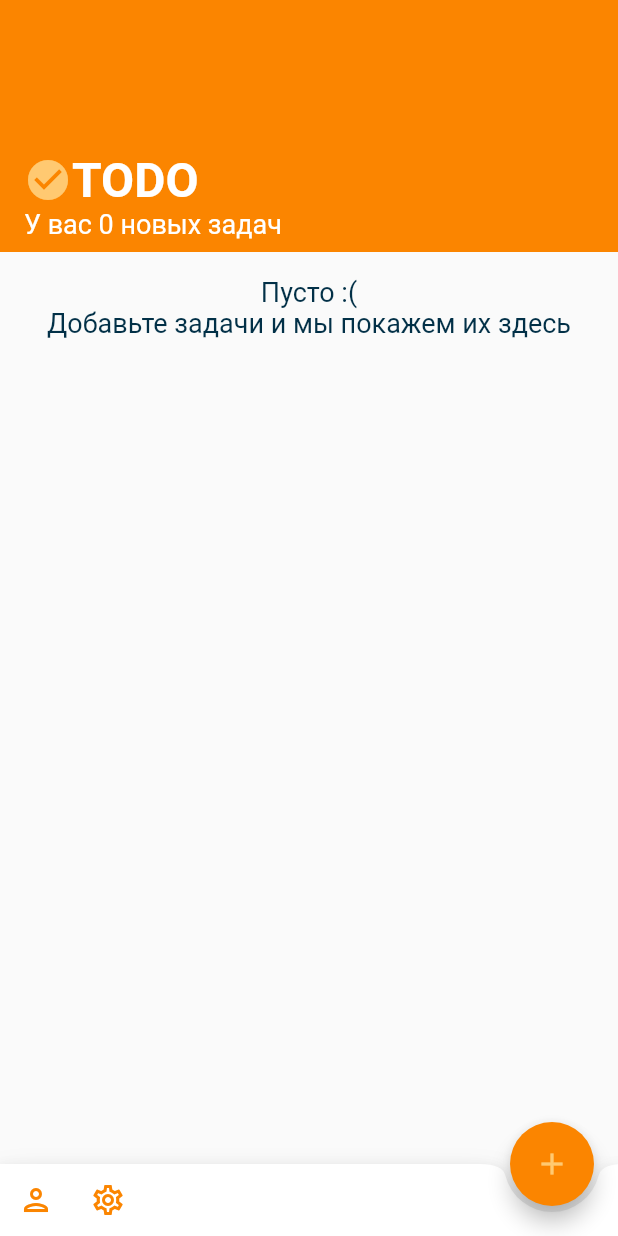
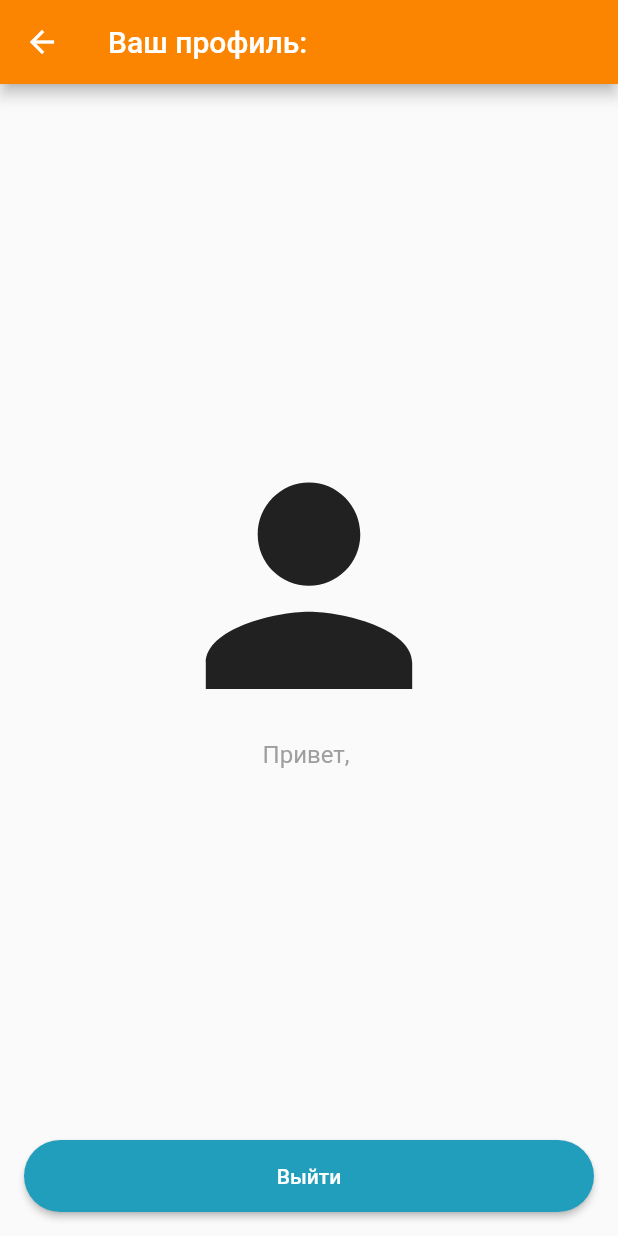
Before and after one commit to ann-who/todo_test_app, a Flutter app: the screen it shows once a user with an empty profile is signed in, after a tap on the "person" icon, on a phone screen of 412 x 824 dp. Run offline on Flutter 3.47's test engine with Material 2 defaults, Android fonts, the phone set to English and light mode, and no system bars; our stand-ins replace cloud_firestore, firebase_auth, firebase_core, flutter_bloc, freezed_annotation, shared_preferences; accounts and stored records are empty; generated files the repository leaves out were written again.

```diff
--- a/lib/business_logic/authentification_bloc/authentification_event.dart
+++ b/lib/business_logic/authentification_bloc/authentification_event.dart
@@ -19,3 +19,7 @@ class UserAuthorized extends AuthentificationEvent {
 class PasswordShowed extends AuthentificationEvent {
   PasswordShowed();
 }
+
+class UserSignedOut extends AuthentificationEvent {
+  UserSignedOut();
+}
--- a/lib/business_logic/authentification_bloc/authentification_state.dart
+++ b/lib/business_logic/authentification_bloc/authentification_state.dart
@@ -7,5 +7,7 @@ class AuthentificationState with _$AuthentificationState {
   const factory AuthentificationState({
     @Default(true) bool obscurePassword,
     @Default(false) bool canAuthorize,
+    @Default(false) bool isAuthorized,
+    @Default('') String email,
   }) = _AuthentificationState;
 }
--- a/lib/business_logic/task_bloc/task_event.dart
+++ b/lib/business_logic/task_bloc/task_event.dart
@@ -23,3 +23,7 @@ class TaskStatusChanged extends TaskEvent {
 
   TaskStatusChanged({required this.task});
 }
+
+class UserSignedOut extends TaskEvent {
+  UserSignedOut();
+}
--- a/lib/business_logic/task_bloc/task_state.dart
+++ b/lib/business_logic/task_bloc/task_state.dart
@@ -7,6 +7,6 @@ class TaskState with _$TaskState {
   const factory TaskState({
     @Default([]) List<TaskModel> tasks,
     @Default(0) int newTasksCounter,
-    @Default(false) bool isLoading,
+    @Default(true) bool isLoading,
   }) = _TaskState;
 }
--- a/lib/data_layer/data_source/tasks_data_source.dart
+++ b/lib/data_layer/data_source/tasks_data_source.dart
@@ -1,4 +1,5 @@
 import 'package:cloud_firestore/cloud_firestore.dart';
+import 'package:firebase_auth/firebase_auth.dart';
 
 import 'package:todo_test_app/data_layer/models/task_model/task_model.dart';
 import 'package:todo_test_app/data_layer/models/task_status.dart';
@@ -7,18 +8,25 @@ class TasksDataSource {
   final tasksDb = FirebaseFirestore.instance.collection('tasks');
 
   Future<List<TaskModel>> loadExistingTasks() async {
-    QuerySnapshot tasks;
+    String userId = FirebaseAuth.instance.currentUser!.uid;
+    QuerySnapshot? tasks;
     List<TaskModel> existingTasks = [];
+
     try {
-      tasks = await tasksDb.orderBy('creationDate', descending: true).get();
+      tasks = await tasksDb
+          .where('userId', isEqualTo: userId)
+          .orderBy('creationDate', descending: true)
+          .get();
+    } on FirebaseException catch (e) {}
 
+    if (tasks == null) {
+      return existingTasks;
+    } else {
       existingTasks = tasks.docs
           .map((doc) => TaskModel.fromJson(doc.data() as Map<String, dynamic>))
           .toList();
 
       return existingTasks;
-    } on FirebaseException catch (e) {
-      throw e;
     }
   }
 
--- a/lib/data_layer/models/task_model/task_model.dart
+++ b/lib/data_layer/models/task_model/task_model.dart
@@ -12,6 +12,7 @@ part 'task_model.g.dart';
 class TaskModel with _$TaskModel {
   const factory TaskModel({
     @Default('') String databaseId,
+    @Default('') String userId,
     required String id,
     required String shortDescription,
     String? detailedDescription,
--- a/lib/main.dart
+++ b/lib/main.dart
@@ -32,7 +32,7 @@ void main() async {
             tasksRepository: TasksRepositoryImplementation(
               tasksDataSource: TasksDataSource(),
             ),
-          )..add(TasksListLoaded()),
+          ),
         ),
         BlocProvider(
           create: (context) => SettingsBloc()..add(SettingsLoaded()),
@@ -57,7 +57,11 @@ class MyApp extends StatelessWidget {
           theme: state.currentTheme == 'light'
               ? AppTheme().lightTheme
               : AppTheme().darkTheme,
-          home: StreamBuilder(
+          home: BlocBuilder<AuthentificationBloc, AuthentificationState>(
+            buildWhen: (previous, current) =>
+                previous.isAuthorized != current.isAuthorized,
+            builder: (context, state) {
+              return StreamBuilder(
                 stream: FirebaseAuth.instance.authStateChanges(),
                 builder: (context, snapshot) {
                   if (snapshot.connectionState == ConnectionState.active) {
@@ -65,10 +69,13 @@ class MyApp extends StatelessWidget {
                     if (user == null) {
                       return AuthorizationPage();
                     } else {
+                      context.read<TaskBloc>().add(TasksListLoaded());
                       return const TasksPage();
                     }
                   }
                   return const CircularProgressIndicator();
+                },
+              );
             },
           ),
         );
--- /dev/null
+++ b/lib/presentation_layer/profile_page/profile_page.dart
@@ -0,0 +1,61 @@
+import 'package:flutter/material.dart';
+import 'package:flutter_bloc/flutter_bloc.dart';
+import 'package:flutter_gen/gen_l10n/app_localizations.dart';
+
+import 'package:todo_test_app/business_logic/authentification_bloc/authentification.dart';
+import 'package:todo_test_app/business_logic/task_bloc/task.dart' as task;
+import 'package:todo_test_app/presentation_layer/authorization_page/authorization_page.dart';
+
+class ProfilePage extends StatelessWidget {
+  const ProfilePage({super.key});
+
+  @override
+  Widget build(BuildContext context) {
+    final locale = AppLocalizations.of(context)!;
+
+    return Scaffold(
+      appBar: AppBar(
+        title: Text(locale.yourProfile),
+      ),
+      body: Center(
+        child: Column(
+          mainAxisAlignment: MainAxisAlignment.center,
+          children: [
+            Icon(
+              Icons.person,
+              size: MediaQuery.of(context).size.width / 2,
+            ),
+            BlocBuilder<AuthentificationBloc, AuthentificationState>(
+              buildWhen: (previous, current) => previous.email != current.email,
+              builder: (context, state) {
+                return Text(locale.hello(state.email));
+              },
+            ),
+          ],
+        ),
+      ),
+      bottomNavigationBar: Padding(
+        padding: const EdgeInsets.all(16.0),
+        child: SizedBox(
+          width: double.maxFinite,
+          child: BlocListener<AuthentificationBloc, AuthentificationState>(
+            listener: (context, state) {
+              if (!state.isAuthorized) {
+                context.read<task.TaskBloc>().add(task.UserSignedOut());
+                Navigator.of(context).pushReplacement(MaterialPageRoute(
+                  builder: (context) => AuthorizationPage(),
+                ));
+              }
+            },
+            child: ElevatedButton(
+              onPressed: () {
+                context.read<AuthentificationBloc>().add(UserSignedOut());
+              },
+              child: Text(locale.logOut),
+            ),
+          ),
+        ),
+      ),
+    );
+  }
+}
--- a/lib/presentation_layer/tasks_page/tasks_page.dart
+++ b/lib/presentation_layer/tasks_page/tasks_page.dart
@@ -1,4 +1,5 @@
 import 'package:flutter/material.dart';
+import 'package:todo_test_app/presentation_layer/profile_page/profile_page.dart';
 import 'package:todo_test_app/presentation_layer/settings_page/settings_page.dart';
 
 import 'package:todo_test_app/presentation_layer/tasks_page/widgets/create_task_widget.dart';
@@ -37,7 +38,10 @@ class _TasksPageState extends State<TasksPage> {
                 Icons.person_outlined,
                 color: AppColors.mainOrange,
               ),
-              onPressed: () {},
+              onPressed: () => Navigator.push(
+                context,
+                MaterialPageRoute(builder: (context) => const ProfilePage()),
+              ),
             ),
             IconButton(
               icon: const Icon(
--- a/lib/presentation_layer/tasks_page/widgets/create_task_widget.dart
+++ b/lib/presentation_layer/tasks_page/widgets/create_task_widget.dart
@@ -1,3 +1,4 @@
+import 'package:firebase_auth/firebase_auth.dart';
 import 'package:flutter/material.dart';
 import 'package:flutter_bloc/flutter_bloc.dart';
 import 'package:flutter_gen/gen_l10n/app_localizations.dart';
@@ -31,6 +32,7 @@ class CreateTaskBody extends StatefulWidget {
 }
 
 class _CreateTaskBodyState extends State<CreateTaskBody> {
+  String userId = FirebaseAuth.instance.currentUser!.uid;
   TextEditingController titleController = TextEditingController();
   TextEditingController descriptionController = TextEditingController();
   bool hasError = false;
@@ -96,6 +98,7 @@ class _CreateTaskBodyState extends State<CreateTaskBody> {
                               TaskCreated(
                                 task: TaskModel(
                                   id: const Uuid().v4(),
+                                  userId: userId,
                                   shortDescription: titleController.text.trim(),
                                   detailedDescription:
                                       descriptionController.text.trim(),
--- a/lib/resources/l10n/app_ru.arb
+++ b/lib/resources/l10n/app_ru.arb
@@ -30,5 +30,16 @@
     "dark": "Тёмная",
     "language": "Язык",
     "russian": "Русский",
-    "english": "Английский"
+    "english": "Английский",
+    "yourProfile": "Ваш профиль:",
+    "hello": "Привет, {name}",
+    "@hello": {
+        "description": "Personalized message",
+        "placeholders": {
+            "name": {
+            "type": "String"
+            }
+        }
+    },
+    "logOut": "Выйти"
 }
```
Also changed, not shown: lib/business_logic/authentification_bloc/authentification_bloc.dart (+12 -0 lines), lib/business_logic/task_bloc/task_bloc.dart (+8 -0 lines), lib/resources/l10n/app_en.arb (+12 -1 lines), lib/business_logic/authentification_bloc/authentification_bloc.freezed.dart, lib/business_logic/task_bloc/task_bloc.freezed.dart, lib/data_layer/models/task_model/task_model.freezed.dart, lib/data_layer/models/task_model/task_model.g.dart. Lines whose indentation alone changed are shown as unchanged.
